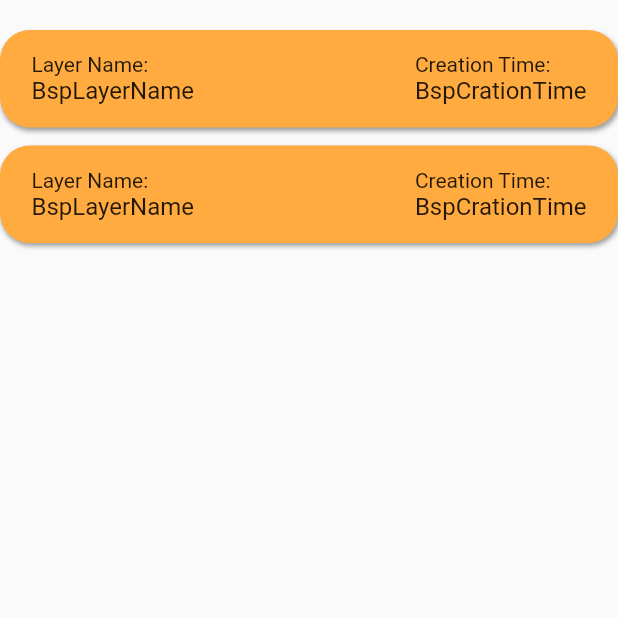
After one commit to aeAlex/dnnImageLayerCalculator, a Flutter app: the LoadModelScreen screen opened directly, on a phone screen of 412 x 824 dp, the top half of it. The commit adds this screen. Run offline on Flutter 3.47's test engine with Material 2 defaults, Android fonts, the phone set to English and light mode, and no system bars; our stand-ins replace font_awesome_flutter, sqflite; accounts and stored records are empty.

Commit message:
Implemented the Design of the loadModelScreen.dart

```diff
--- a/lib/screens/layerScreen.dart
+++ b/lib/screens/layerScreen.dart
@@ -3,8 +3,8 @@ import 'package:imageshapecalculator/main.dart';
 import 'package:imageshapecalculator/models/evaluateLayers.dart';
 import 'package:imageshapecalculator/models/layerDB.dart';
 import 'package:imageshapecalculator/screens/newLayerSubScreen.dart';
-import 'package:imageshapecalculator/widgets/LoadModelButton.dart';
-import 'package:imageshapecalculator/widgets/SaveModelButton.dart';
+import 'package:imageshapecalculator/widgets/loadModelButton.dart';
+import 'package:imageshapecalculator/widgets/saveModelButton.dart';
 import 'package:imageshapecalculator/widgets/newLayerButton.dart';
 
 import 'package:provider/provider.dart';
@@ -102,8 +102,7 @@ class LayerScreenState extends State<LayerScreen> {
                         child: Row(
                           mainAxisAlignment: MainAxisAlignment.spaceEvenly,
                           children: <Widget>[
-                            LoadModelButton(
-                                layers: this.layers, layerDB: layerDB),
+                            LoadModelButton(parent: this),
                             SaveModelButton(
                                 layers: this.layers, layerDB: layerDB),
                             NewLayerButton(parent: this),
--- /dev/null
+++ b/lib/screens/loadModelScreen.dart
@@ -0,0 +1,67 @@
+import 'package:flutter/material.dart';
+import 'package:imageshapecalculator/main.dart';
+import 'package:imageshapecalculator/models/layerDB.dart';
+import 'package:imageshapecalculator/widgets/layerCardExterior.dart';
+import 'package:provider/provider.dart';
+
+class LoadModelScreen extends StatelessWidget {
+  @override
+  Widget build(BuildContext context) {
+    List<Widget> lvItems = <Widget>[ModelSelectionCard(), ModelSelectionCard()];
+
+    ProviderData providerData = Provider.of<ProviderData>(context);
+    LayerDB layerDB = providerData.layerDB;
+
+    return Scaffold(
+      body: SafeArea(
+        child: Column(
+          children: <Widget>[
+            SizedBox(height: 20.0),
+            Expanded(
+              child: ListView(children: lvItems),
+            ),
+          ],
+        ),
+      ),
+    );
+  }
+}
+
+class ModelSelectionCard extends StatelessWidget {
+  static const TextStyle bodyTextStyle =
+      TextStyle(fontWeight: FontWeight.w400, fontSize: 16);
+
+  const ModelSelectionCard({Key key}) : super(key: key);
+
+  @override
+  Widget build(BuildContext context) {
+    return LayerCardExterior(
+      color: Colors.orangeAccent,
+      height: 65.0,
+      child: Padding(
+        padding: const EdgeInsets.symmetric(horizontal: 15),
+        child: Row(
+          mainAxisAlignment: MainAxisAlignment.spaceBetween,
+          children: <Widget>[
+            Column(
+              mainAxisAlignment: MainAxisAlignment.center,
+              crossAxisAlignment: CrossAxisAlignment.start,
+              children: <Widget>[
+                Text("Layer Name:"),
+                Text("BspLayerName", style: ModelSelectionCard.bodyTextStyle),
+              ],
+            ),
+            Column(
+              mainAxisAlignment: MainAxisAlignment.center,
+              crossAxisAlignment: CrossAxisAlignment.start,
+              children: <Widget>[
+                Text("Creation Time:"),
+                Text("BspCrationTime", style: ModelSelectionCard.bodyTextStyle),
+              ],
+            ),
+          ],
+        ),
+      ),
+    );
+  }
+}
--- a/lib/widgets/LoadModelButton.dart
+++ b/lib/widgets/loadModelButton.dart
@@ -1,14 +1,13 @@
 import 'package:flutter/material.dart';
-import 'package:imageshapecalculator/models/layerDB.dart';
-import 'package:imageshapecalculator/models/layers.dart';
+import 'package:imageshapecalculator/screens/layerScreen.dart';
+import 'package:imageshapecalculator/screens/loadModelScreen.dart';
 
 import '../constants.dart';
 
 class LoadModelButton extends StatelessWidget {
-  final Layers layers;
-  final LayerDB layerDB;
+  final LayerScreenState parent;
 
-  const LoadModelButton({@required this.layers, @required this.layerDB});
+  const LoadModelButton({@required this.parent});
 
   @override
   Widget build(BuildContext context) {
@@ -18,6 +17,10 @@ class LoadModelButton extends StatelessWidget {
       child: FlatButton(
         onPressed: () {
           print("Loading model");
+          Navigator.push(
+            context,
+            MaterialPageRoute(builder: (ctx) => LoadModelScreen()),
+          );
         },
         child: Text(
           "Load Model",
```
Also changed, not shown: lib/widgets/saveModelButton.dart (renamed from lib/widgets/SaveModelButton.dart).
